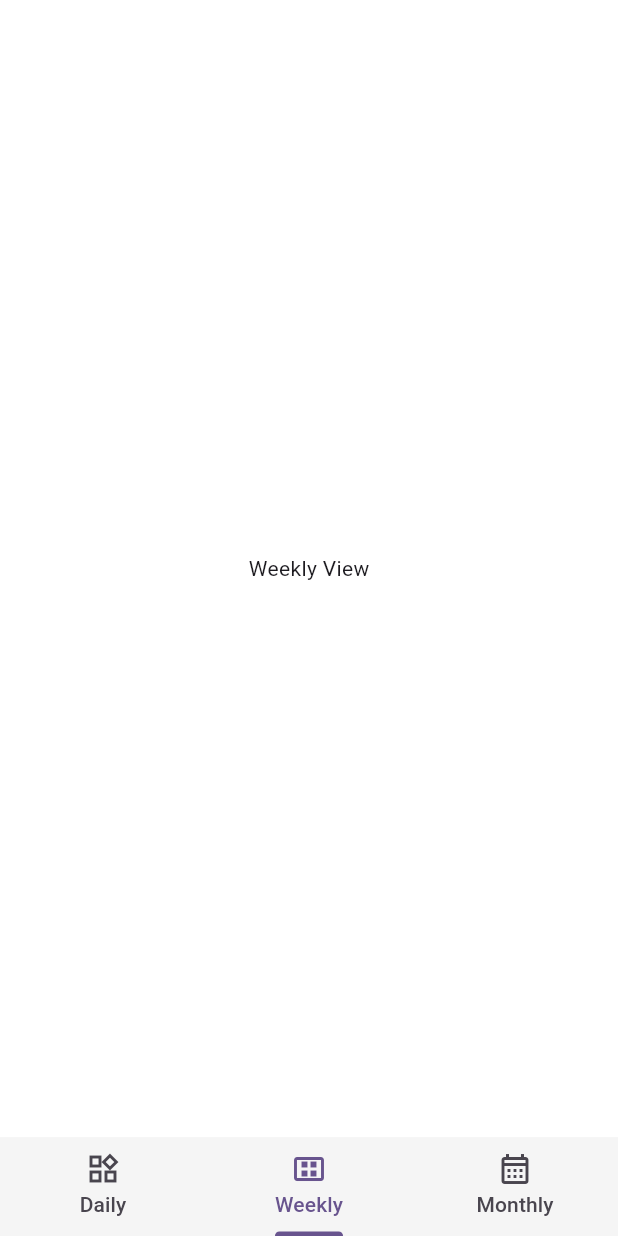
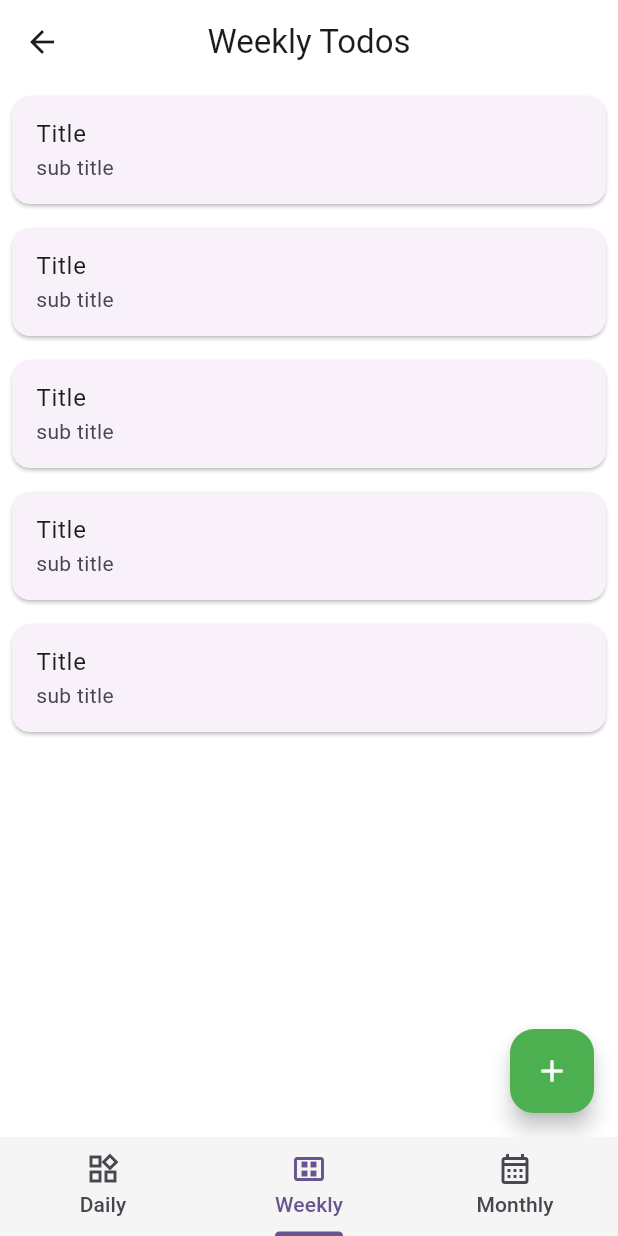
Before and after one commit to MR-Square/Task-Manager, a Flutter app: the HomeView screen opened by its route, item 2 of the bottom bar chosen, on a phone screen of 412 x 824 dp. Run offline on Flutter 3.47's test engine with Material 3 defaults, Android fonts, the phone set to English and light mode, and no system bars; our stand-ins replace get, shared_preferences; accounts and stored records are empty.

Commit message:
working on weekly view

```diff
--- /dev/null
+++ b/lib/res/components/butons/floating_button_widget.dart
@@ -0,0 +1,20 @@
+import 'package:flutter/material.dart';
+
+class FloatingButtonWidget extends StatelessWidget {
+  const FloatingButtonWidget({
+    super.key,
+    required this.onPress,
+  });
+
+  final VoidCallback onPress;
+
+  @override
+  Widget build(BuildContext context) {
+    return FloatingActionButton(
+      onPressed: () => onPress,
+      backgroundColor: Colors.green,
+      foregroundColor: Colors.white,
+      child: const Icon(Icons.add),
+    );
+  }
+}
--- /dev/null
+++ b/lib/view_models/controllers/weekly/weekly_view_model.dart
@@ -0,0 +1,9 @@
+import 'package:flutter/material.dart';
+import 'package:get/get.dart';
+
+class WeeklyViewModel extends GetxController {
+  // ========================== CONTROLLER ==========================
+  final titleController = TextEditingController();
+  final subTitleController = TextEditingController();
+  // ========================== CONTROLLER ==========================
+}
--- a/lib/views/home/home_view.dart
+++ b/lib/views/home/home_view.dart
@@ -1,6 +1,7 @@
 import 'package:flutter/material.dart';
 import 'package:task_manager/res/components/navbar/bottom_nav_bar_widget.dart';
 import 'package:task_manager/views/daily/daily_view.dart';
+import 'package:task_manager/views/weekly/weekly_view.dart';
 
 class HomeView extends StatefulWidget {
   const HomeView({super.key});
@@ -26,9 +27,7 @@ class _HomeViewState extends State<HomeView> {
               //   child: Text('Daily View'),
               // ),
               DailyView(),
-              Center(
-                child: Text('Weekly View'),
-              ),
+              WeeklyView(),
               Center(
                 child: Text('Monthly View'),
               ),
--- /dev/null
+++ b/lib/views/weekly/weekly_view.dart
@@ -0,0 +1,42 @@
+import 'package:flutter/material.dart';
+import 'package:get/get.dart';
+import 'package:task_manager/view_models/controllers/weekly/weekly_view_model.dart';
+
+class WeeklyView extends StatefulWidget {
+  const WeeklyView({super.key});
+
+  @override
+  State<WeeklyView> createState() => _WeeklyViewState();
+}
+
+class _WeeklyViewState extends State<WeeklyView> {
+  final _vm = Get.put(WeeklyViewModel());
+  @override
+  Widget build(BuildContext context) {
+    return Scaffold(
+      appBar: AppBar(
+        title: const Text('Weekly Todos'),
+        backgroundColor: Colors.transparent,
+        centerTitle: true,
+      ),
+      body: ListView.builder(
+        itemCount: 5,
+        itemBuilder: (context, index) {
+          return const Card(
+            margin: EdgeInsets.all(8.0),
+            child: ListTile(
+              title: Text('Title'),
+              subtitle: Text('sub title'),
+            ),
+          );
+        },
+      ),
+      floatingActionButton: FloatingActionButton(
+        onPressed: () {},
+        backgroundColor: Colors.green,
+        foregroundColor: Colors.white,
+        child: const Icon(Icons.add),
+      ),
+    );
+  }
+}
```
